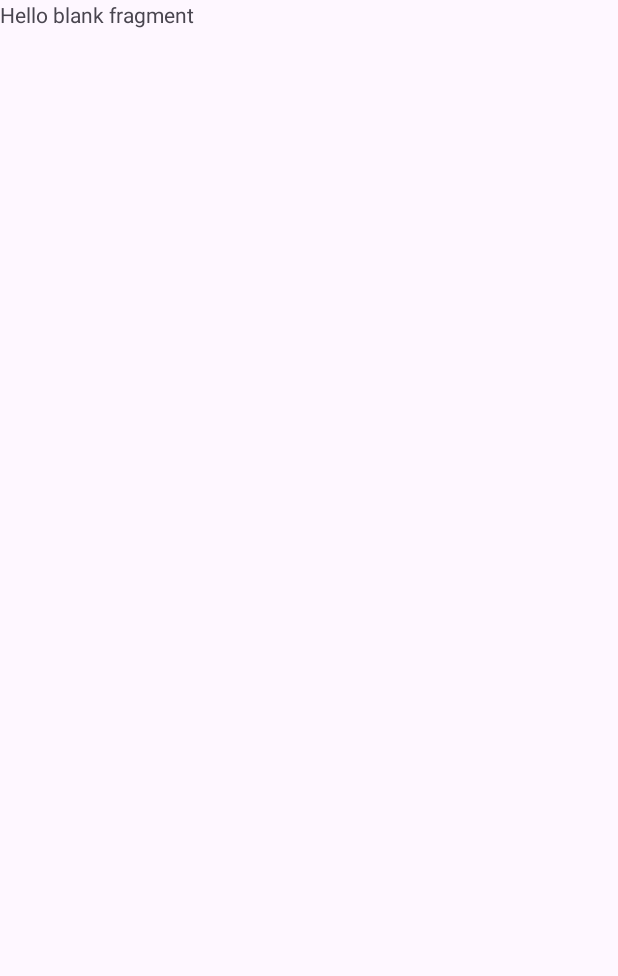
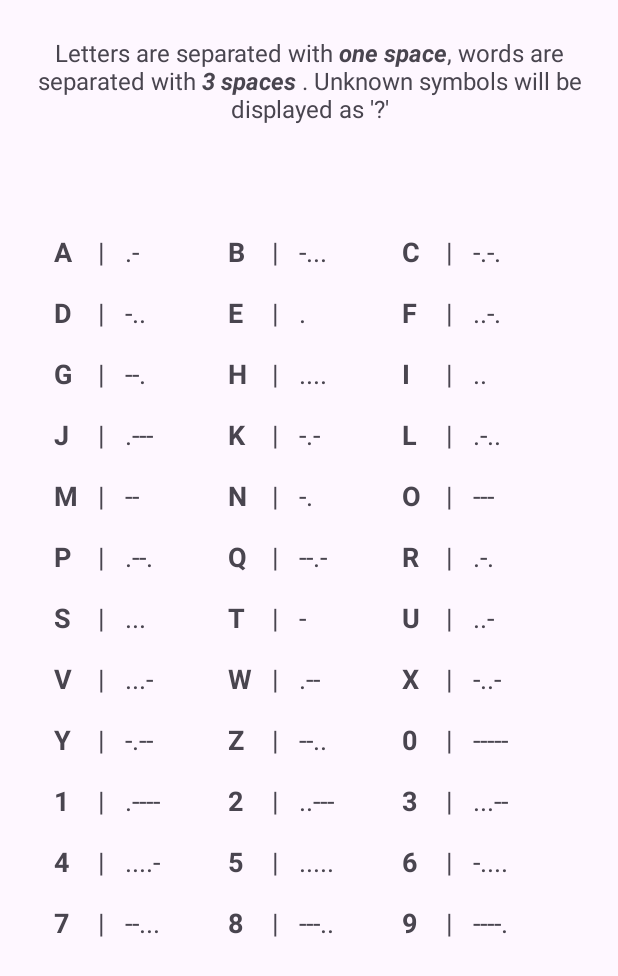
Before and after one commit to ElenaPanPanda/Morse-Translator, an Android app: the MorseCodeFragment screen opened through its navigation route, on a phone screen of 412 x 824 dp. Before the commit the part shown is almost empty. Shown: the top 976 px of the screen. Run offline under Robolectric (Android 15) with nearby library versions, the phone set to English and light mode, and no system bars.

Commit message:
Stage 3/3. Adding Useful Features

```diff
--- /dev/null
+++ b/app/src/main/java/com/example/morsetranslator/Adapter.kt
@@ -0,0 +1,35 @@
+package com.example.morsetranslator
+
+import android.view.LayoutInflater
+import android.view.View
+import android.view.ViewGroup
+import android.widget.TextView
+import androidx.recyclerview.widget.RecyclerView
+
+class Adapter : RecyclerView.Adapter<Adapter.ViewHolder>() {
+
+    class ViewHolder(view: View) : RecyclerView.ViewHolder(view) {
+        val letter: TextView = view.findViewById(R.id.letter)
+        val divider: TextView = view.findViewById(R.id.divider)
+        val symbols: TextView = view.findViewById(R.id.symbols)
+    }
+
+    override fun onCreateViewHolder(parent: ViewGroup, viewType: Int): ViewHolder {
+        return ViewHolder(
+            LayoutInflater.from(parent.context)
+                .inflate(R.layout.item_letter, parent, false)
+        )
+    }
+
+    override fun getItemCount(): Int {
+        return Morse.CODE.size
+    }
+
+    override fun onBindViewHolder(holder: ViewHolder, position: Int) {
+        val code = Morse.CODE[position]
+
+        holder.letter.text = code.char.toString()
+        holder.divider.text = Morse.DIVIDER
+        holder.symbols.text = code.symbols
+    }
+}
--- a/app/src/main/java/com/example/morsetranslator/Morse.kt
+++ b/app/src/main/java/com/example/morsetranslator/Morse.kt
@@ -50,7 +50,7 @@ object Morse {
 
     private val SPACE = Code(' ', "   ")
 
-    const val DIVIDER = '|'
+    const val DIVIDER = "  |  "
 
     private const val UNKNOWN = '?'
 
--- a/app/src/main/java/com/example/morsetranslator/fragments/MorseCodeFragment.kt
+++ b/app/src/main/java/com/example/morsetranslator/fragments/MorseCodeFragment.kt
@@ -1,10 +1,14 @@
 package com.example.morsetranslator.fragments
 
+import android.graphics.Typeface
 import android.os.Bundle
+import android.text.SpannableStringBuilder
+import android.text.Spanned
+import android.text.style.StyleSpan
 import androidx.fragment.app.Fragment
-import android.view.LayoutInflater
 import android.view.View
-import android.view.ViewGroup
+import androidx.recyclerview.widget.GridLayoutManager
+import com.example.morsetranslator.Adapter
 import com.example.morsetranslator.R
 import com.example.morsetranslator.databinding.FragmentMorseCodeBinding
 
@@ -16,8 +20,28 @@ class MorseCodeFragment : Fragment(R.layout.fragment_morse_code) {
         super.onViewCreated(view, savedInstanceState)
         binding = FragmentMorseCodeBinding.bind(view)
 
+        binding.recyclerView.apply {
+            layoutManager = GridLayoutManager(context, 3)
+            adapter = Adapter()
+        }
 
-
+        setAlphabetRules()
 
     }
+
+    private fun setAlphabetRules() {
+        val text = getString(R.string.alphabet_rules)
+        val spannableString = SpannableStringBuilder(text)
+
+        val start1 = 27
+        val end1 = 36
+
+        val start2 = 63
+        val end2 = 71
+
+        spannableString.setSpan(StyleSpan(Typeface.BOLD_ITALIC), start1, end1, Spanned.SPAN_EXCLUSIVE_EXCLUSIVE)
+        spannableString.setSpan(StyleSpan(Typeface.BOLD_ITALIC), start2, end2, Spanned.SPAN_EXCLUSIVE_EXCLUSIVE)
+
+        binding.rulesTv.text = spannableString
+    }
 }
--- a/app/src/main/res/layout/fragment_morse_code.xml
+++ b/app/src/main/res/layout/fragment_morse_code.xml
@@ -1,14 +1,35 @@
 <?xml version="1.0" encoding="utf-8"?>
-<FrameLayout xmlns:android="http://schemas.android.com/apk/res/android"
+<androidx.constraintlayout.widget.ConstraintLayout xmlns:android="http://schemas.android.com/apk/res/android"
     xmlns:tools="http://schemas.android.com/tools"
     android:layout_width="match_parent"
     android:layout_height="match_parent"
+    xmlns:app="http://schemas.android.com/apk/res-auto"
     tools:context=".fragments.MorseCodeFragment">
 
-    <!-- TODO: Update blank fragment layout -->
     <TextView
+        android:id="@+id/rules_tv"
         android:layout_width="match_parent"
-        android:layout_height="match_parent"
-        android:text="@string/hello_blank_fragment" />
+        android:layout_height="wrap_content"
+        android:text="@string/alphabet_rules"
+        android:layout_marginHorizontal="24dp"
+        android:textSize="16sp"
+        android:gravity="center"
+        android:layout_marginTop="24dp"
+        app:layout_constraintStart_toStartOf="parent"
+        app:layout_constraintEnd_toEndOf="parent"
+        app:layout_constraintTop_toTopOf="parent"/>
 
-</FrameLayout>
+    <androidx.recyclerview.widget.RecyclerView
+        android:id="@+id/recycler_view"
+        android:layout_width="match_parent"
+        android:layout_height="0dp"
+        app:layout_constraintTop_toBottomOf="@id/rules_tv"
+        app:layout_constraintBottom_toBottomOf="parent"
+        app:layout_constraintStart_toStartOf="parent"
+        app:layout_constraintEnd_toEndOf="parent"
+        android:layout_marginTop="64dp"
+        android:layout_marginHorizontal="32dp"
+        android:layout_marginBottom="32dp"/>
+
+
+</androidx.constraintlayout.widget.ConstraintLayout>
--- /dev/null
+++ b/app/src/main/res/layout/item_letter.xml
@@ -0,0 +1,33 @@
+<?xml version="1.0" encoding="utf-8"?>
+<androidx.appcompat.widget.LinearLayoutCompat xmlns:android="http://schemas.android.com/apk/res/android"
+    android:layout_width="wrap_content"
+    android:layout_height="wrap_content">
+
+    <TextView
+        android:id="@+id/letter"
+        android:layout_width="16dp"
+        android:layout_height="wrap_content"
+        android:layout_marginHorizontal="4dp"
+        android:layout_marginVertical="8dp"
+        android:layout_weight="1"
+        android:textSize="18sp"
+        android:textStyle="bold" />
+
+    <TextView
+        android:id="@+id/divider"
+        android:layout_width="wrap_content"
+        android:layout_height="wrap_content"
+        android:layout_marginVertical="8dp"
+        android:layout_weight="1"
+        android:textSize="18sp" />
+
+    <TextView
+        android:id="@+id/symbols"
+        android:layout_width="wrap_content"
+        android:layout_height="wrap_content"
+        android:layout_marginHorizontal="4dp"
+        android:layout_marginVertical="8dp"
+        android:layout_weight="1"
+        android:textSize="18sp" />
+
+</androidx.appcompat.widget.LinearLayoutCompat>
--- a/app/src/main/res/values/strings.xml
+++ b/app/src/main/res/values/strings.xml
@@ -8,4 +8,5 @@
     <string name="morse">Morse</string>
     <string name="to_morse">to morse</string>
     <string name="to_text">to text</string>
+    <string name="alphabet_rules">Letters are separated with one space, words are separated with 3 spaces . Unknown symbols will be displayed as \'?\'</string>
 </resources>
```
